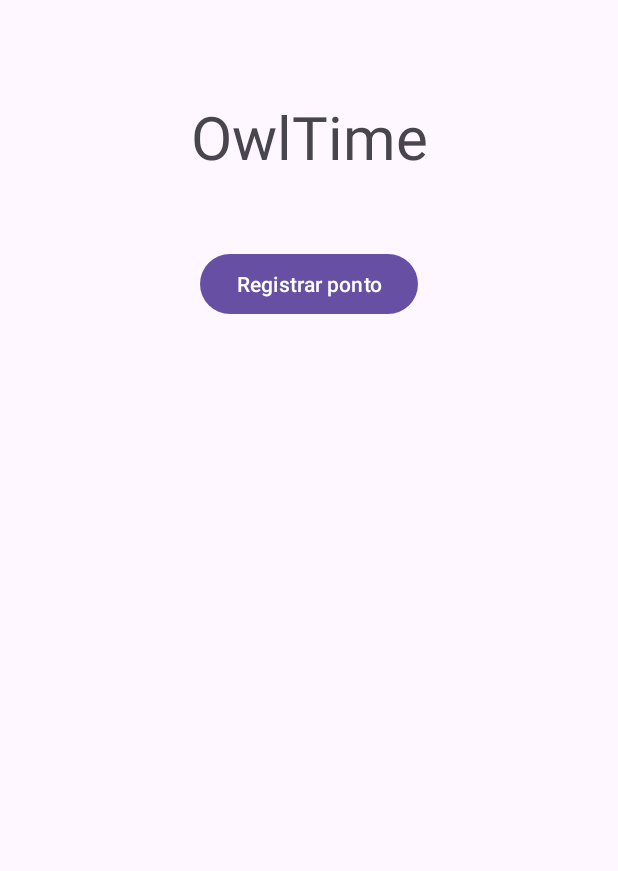
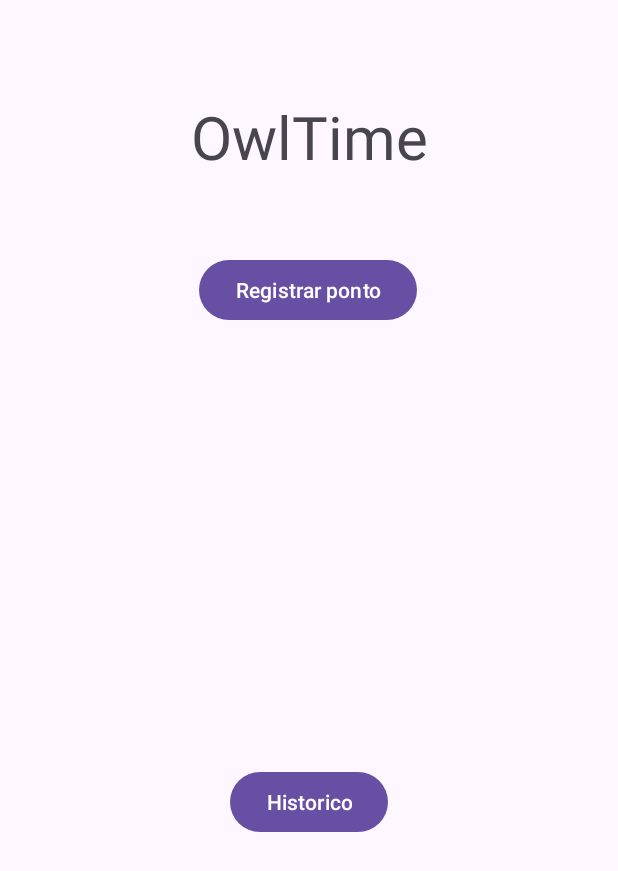
Before and after one commit to jonathanluca/Sistema-_de_cadatro, an Android app: the Registrar_ponto screen opened directly, with no data from a screen before it, on a phone screen of 412 x 824 dp. Shown: the top 871 px of the screen. Run offline under Robolectric (Android 15) with nearby library versions, the phone set to English and light mode, and no system bars.

Commit message:
ultima atulização da tela de registro de ponto

```diff
--- a/app/build.gradle.kts
+++ b/app/build.gradle.kts
@@ -48,6 +48,7 @@ dependencies {
     implementation(libs.androidx.activity)
     implementation(libs.androidx.constraintlayout)
     implementation(libs.firebase.auth.ktx)
+    implementation(libs.firebase.database.ktx)
     testImplementation(libs.junit)
     androidTestImplementation(libs.androidx.junit)
     androidTestImplementation(libs.androidx.espresso.core)
--- a/app/src/main/java/br/com/myapp/Registrar_ponto.kt
+++ b/app/src/main/java/br/com/myapp/Registrar_ponto.kt
@@ -1,5 +1,7 @@
 package br.com.myapp
 
+import Relatorios
+import android.content.Intent
 import android.os.Bundle
 import android.widget.Button
 import android.widget.Toast
@@ -7,23 +9,26 @@ import androidx.activity.enableEdgeToEdge
 import androidx.appcompat.app.AppCompatActivity
 import androidx.core.view.ViewCompat
 import androidx.core.view.WindowInsetsCompat
+import br.com.myapp.databinding.ActivityRegistrarPonto2Binding
+import br.com.myapp.databinding.ActivityTelaIncialBinding
 import java.text.SimpleDateFormat
-import java.util.*
+import java.util.Date
+import java.util.Locale
 
 class Registrar_ponto : AppCompatActivity() {
+    private lateinit var binding: ActivityRegistrarPonto2Binding
     override fun onCreate(savedInstanceState: Bundle?) {
         super.onCreate(savedInstanceState)
-        enableEdgeToEdge()
-        setContentView(R.layout.activity_registrar_ponto)
+        setContentView(R.layout.activity_registrar_ponto2)
 
-        ViewCompat.setOnApplyWindowInsetsListener(findViewById(R.id.main)) { v, insets ->
+        ViewCompat.setOnApplyWindowInsetsListener(findViewById(R.id.main)) { view, insets ->
             val systemBars = insets.getInsets(WindowInsetsCompat.Type.systemBars())
-            v.setPadding(systemBars.left, systemBars.top, systemBars.right, systemBars.bottom)
+            view.setPadding(systemBars.left, systemBars.top, systemBars.right, systemBars.bottom)
             insets
         }
 
         // Obtendo a referência do botão pelo ID e definindo o listener de clique
-        val btnRegistrarPonto = findViewById<Button>(R.id.button_registrar_ponto)
+        val btnRegistrarPonto = findViewById<Button>(R.id.registrar_ponto)
         btnRegistrarPonto.setOnClickListener {
             // Formatando a data e hora atual para uma string
             val dateFormat = SimpleDateFormat("dd/MM/yyyy HH:mm:ss", Locale.getDefault())
@@ -39,5 +44,9 @@ class Registrar_ponto : AppCompatActivity() {
             // Mostrando a data e hora em um Toast
             Toast.makeText(this, "Ponto registrado em: $currentDateTime", Toast.LENGTH_LONG).show()
         }
+//        binding.historico.setOnClickListener {
+//            val relatorios = Intent(this, Relatorios::class.java)
+//            startActivity(relatorios)
+//        }
     }
 }
--- a/app/src/main/res/layout/activity_registrar_ponto.xml
+++ b/app/src/main/res/layout/activity_registrar_ponto2.xml
@@ -20,12 +20,24 @@
         app:layout_constraintTop_toTopOf="parent" />
 
     <Button
-        android:id="@+id/button_registrar_ponto"
+        android:id="@+id/registrar_ponto"
         android:layout_width="wrap_content"
         android:layout_height="wrap_content"
-        android:layout_marginTop="52dp"
+        android:layout_marginTop="56dp"
         android:text="Registrar ponto"
         app:layout_constraintEnd_toEndOf="parent"
+        app:layout_constraintHorizontal_bias="0.498"
         app:layout_constraintStart_toStartOf="parent"
         app:layout_constraintTop_toBottomOf="@+id/textView4" />
+
+    <Button
+        android:id="@+id/historico"
+        android:layout_width="wrap_content"
+        android:layout_height="wrap_content"
+        android:layout_marginTop="28dp"
+        android:text="Historico"
+        app:layout_constraintBottom_toBottomOf="parent"
+        app:layout_constraintEnd_toEndOf="parent"
+        app:layout_constraintStart_toStartOf="parent"
+        app:layout_constraintTop_toBottomOf="@+id/registrar_ponto" />
 </androidx.constraintlayout.widget.ConstraintLayout>
--- a/gradle/libs.versions.toml
+++ b/gradle/libs.versions.toml
@@ -10,6 +10,7 @@ material = "1.11.0"
 activity = "1.8.0"
 constraintlayout = "2.1.4"
 firebaseAuthKtx = "22.3.1"
+firebaseDatabaseKtx = "21.0.0"
 
 [libraries]
 androidx-core-ktx = { group = "androidx.core", name = "core-ktx", version.ref = "coreKtx" }
@@ -21,6 +22,7 @@ material = { group = "com.google.android.material", name = "material", version.r
 androidx-activity = { group = "androidx.activity", name = "activity", version.ref = "activity" }
 androidx-constraintlayout = { group = "androidx.constraintlayout", name = "constraintlayout", version.ref = "constraintlayout" }
 firebase-auth-ktx = { group = "com.google.firebase", name = "firebase-auth-ktx", version.ref = "firebaseAuthKtx" }
+firebase-database-ktx = { group = "com.google.firebase", name = "firebase-database-ktx", version.ref = "firebaseDatabaseKtx" }
 
 [plugins]
 androidApplication = { id = "com.android.application", version.ref = "agp" }
```
Also changed, not shown: app/src/main/AndroidManifest.xml (+4 -4 lines), app/src/main/java/br/com/myapp/Calendario.kt (added, +14 -0 lines), app/src/main/java/br/com/myapp/Relatorios.kt (+23 -19 lines), app/src/main/java/br/com/myapp/Tela_incial.kt (+6 -4 lines), app/src/main/res/layout/activity_calendario.xml (added, +34 -0 lines), app/src/main/res/layout/activity_criar_contas.xml (+6 -5 lines), app/src/main/res/layout/activity_relatorios.xml (+8 -10 lines), app/src/main/res/layout/activity_tela_incial.xml (+12 -12 lines).
